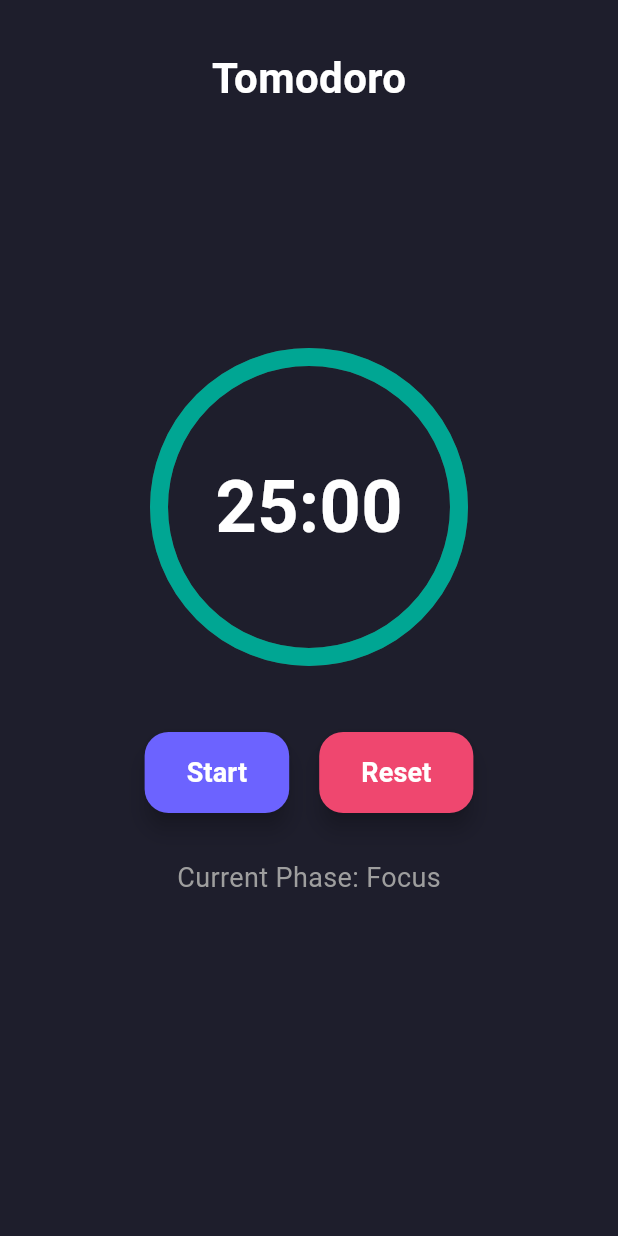
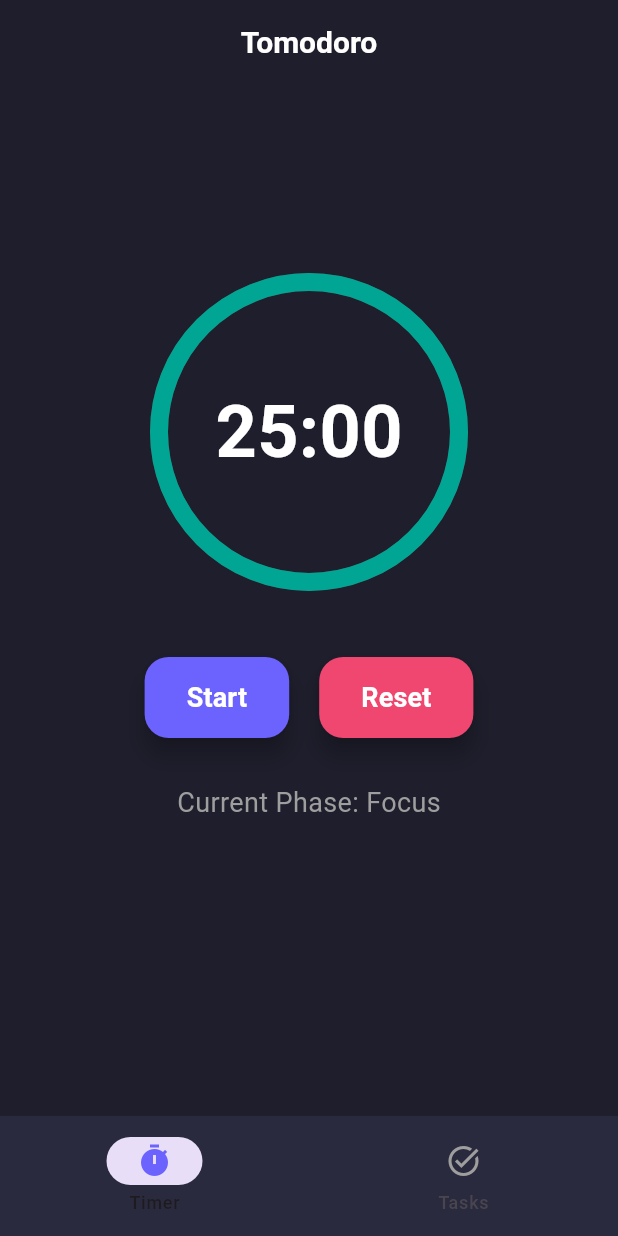
Before and after one commit to shahriaarrr/Tomodoro, a Flutter app: the screen it shows after launch, on a phone screen of 412 x 824 dp. Run offline on Flutter 3.47's test engine with Material 3 defaults, Android fonts, the phone set to English and light mode, and no system bars; our stand-ins replace flutter_riverpod.

Commit message:
add navbar

```diff
--- a/lib/main.dart
+++ b/lib/main.dart
@@ -14,6 +14,19 @@ class MyApp extends StatelessWidget {
     return MaterialApp(
       debugShowCheckedModeBanner: false,
       home: const MyHomePage(),
+      theme: ThemeData(
+        appBarTheme: AppBarTheme(
+          centerTitle: true,
+          iconTheme: IconThemeData(color: Colors.black),
+          backgroundColor: Colors.transparent,
+          shadowColor: Colors.transparent,
+          titleTextStyle: TextStyle(
+            color: Colors.white,
+            fontWeight: FontWeight.bold,
+            fontSize: 20,
+          ),
+        ),
+      ),
     );
   }
 }
--- a/lib/pages/home.dart
+++ b/lib/pages/home.dart
@@ -5,11 +5,18 @@ import 'dart:math';
 
 import 'package:tomodoro/providers/timer_provider.dart';
 
-class MyHomePage extends ConsumerWidget {
+class MyHomePage extends ConsumerStatefulWidget {
   const MyHomePage({super.key});
 
   @override
-  Widget build(BuildContext context, WidgetRef ref) {
+  ConsumerState<MyHomePage> createState() => _MyHomePageState();
+}
+
+class _MyHomePageState extends ConsumerState<MyHomePage> {
+  int currentPageIndex = 0;
+
+  @override
+  Widget build(BuildContext context) {
     final timerState = ref.watch(TomodoroTimerProvider);
     final timerController = ref.read(TomodoroTimerProvider.notifier);
 
@@ -18,27 +25,55 @@ class MyHomePage extends ConsumerWidget {
 
     final progress =
         timerState.remaining.inSeconds /
-        (timerState.phase == TomodoroPhase.focus
-            ? 25 * 60
-            : 5 * 60); // adjust if needed
+        (timerState.phase == TomodoroPhase.focus ? 25 * 60 : 5 * 60);
+
+    final List<Widget> pages = [
+      _buildTimerPage(timerState, timerController, minutes, seconds, progress),
+      // const TaskPage(),
+    ];
 
     return Scaffold(
+      appBar: AppBar(title: Text(currentPageIndex == 0 ? "Tomodoro" : "Tasks")),
       backgroundColor: const Color(0xFF1E1E2C),
-      body: SafeArea(
+      body: pages[currentPageIndex],
+      bottomNavigationBar: NavigationBar(
+        backgroundColor: const Color(0xFF2A2A3E),
+        selectedIndex: currentPageIndex,
+        onDestinationSelected: (int index) {
+          setState(() {
+            currentPageIndex = index;
+          });
+        },
+        destinations: const [
+          NavigationDestination(
+            selectedIcon: Icon(Icons.timer, color: Color(0xFF6C63FF)),
+            icon: Icon(Icons.timer_outlined, color: Colors.grey),
+            label: 'Timer',
+          ),
+          NavigationDestination(
+            selectedIcon: Icon(Icons.task_alt, color: Color(0xFF6C63FF)),
+            icon: Icon(Icons.task_alt_outlined, color: Colors.grey),
+            label: 'Tasks',
+          ),
+        ],
+      ),
+    );
+  }
+
+  Widget _buildTimerPage(
+    timerState,
+    timerController,
+    int minutes,
+    int seconds,
+    double progress,
+  ) {
+    return SafeArea(
       child: Padding(
         padding: const EdgeInsets.symmetric(horizontal: 24.0, vertical: 32),
         child: Column(
           crossAxisAlignment: CrossAxisAlignment.center,
           children: [
-              const Text(
-                "Tomodoro",
-                style: TextStyle(
-                  color: Colors.white,
-                  fontSize: 28,
-                  fontWeight: FontWeight.bold,
-                ),
-              ),
-              const SizedBox(height: 156),
+            const SizedBox(height: 90),
             SizedBox(
               width: 220,
               height: 220,
@@ -86,7 +121,6 @@ class MyHomePage extends ConsumerWidget {
               style: const TextStyle(color: Colors.grey, fontSize: 18),
             ),
           ],
-          ),
         ),
       ),
     );
```
Lines whose indentation alone changed are shown as unchanged.
